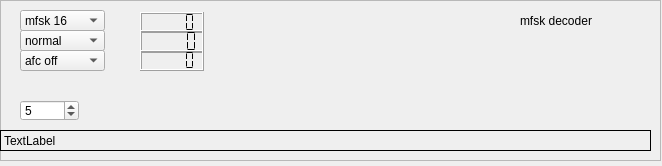
First picture: the form in swreceiver/plugins/decoders/mfsk-decoder/widget.ui, repository JvanKatwijk/sdr-j-sw, before the edit.
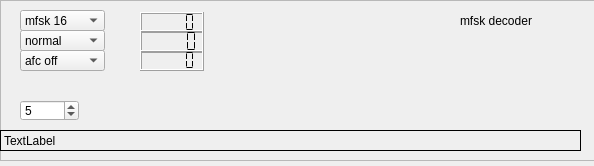
Second picture: the form after the edit.

Diff of the .ui file:
```diff
--- a/swreceiver/plugins/decoders/mfsk-decoder/widget.ui
+++ b/swreceiver/plugins/decoders/mfsk-decoder/widget.ui
@@ -6,7 +6,7 @@
    <rect>
     <x>0</x>
     <y>0</y>
-    <width>662</width>
+    <width>594</width>
     <height>166</height>
    </rect>
   </property>
@@ -31,7 +31,7 @@
    <widget class="QLabel" name="label">
     <property name="geometry">
      <rect>
-      <x>520</x>
+      <x>460</x>
       <y>10</y>
       <width>121</width>
       <height>21</height>
@@ -46,7 +46,7 @@
      <rect>
       <x>0</x>
       <y>130</y>
-      <width>651</width>
+      <width>581</width>
       <height>21</height>
      </rect>
     </property>
```
